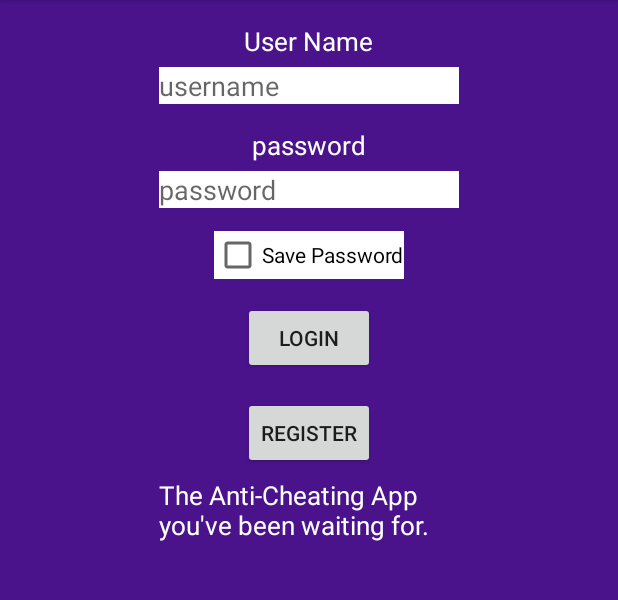
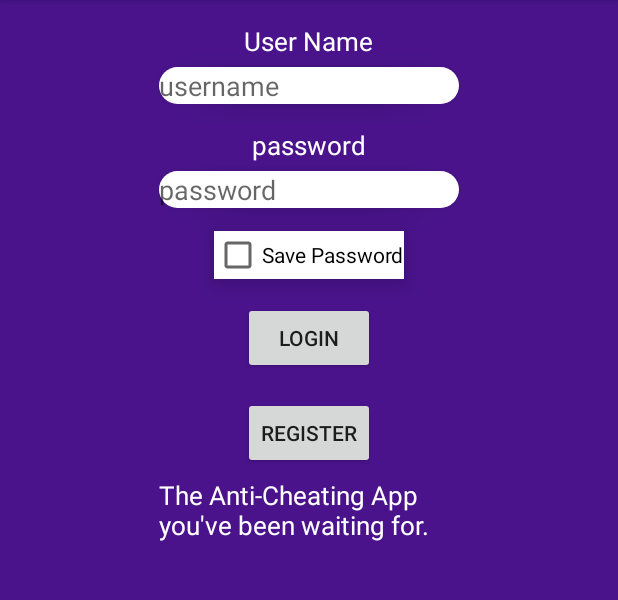
Before and after one commit to Waynekellman/JavaDon-tLie, an Android app: the screen it shows after launch (LoginActivity), on a phone screen of 412 x 824 dp, the part 84-684 px from its top. Run offline under Robolectric (Android 15) with nearby library versions, the phone set to English and light mode, and no system bars; our stand-ins replace Room's generated code.

Commit message:
even more design

```diff
--- /dev/null
+++ b/app/src/main/res/drawable/rounded_edittext.xml
@@ -0,0 +1,11 @@
+<?xml version="1.0" encoding="utf-8"?>
+<!--  res/drawable/rounded_edittext.xml -->
+<shape xmlns:android="http://schemas.android.com/apk/res/android"
+    android:shape="rectangle" android:padding="10dp">
+    <solid android:color="#FFFFFF"/>
+    <corners
+        android:bottomRightRadius="15dp"
+        android:bottomLeftRadius="15dp"
+        android:topLeftRadius="15dp"
+        android:topRightRadius="15dp"/>
+</shape>
--- a/app/src/main/res/layout-land/activity_login.xml
+++ b/app/src/main/res/layout-land/activity_login.xml
@@ -26,7 +26,8 @@
         android:layout_height="wrap_content"
         android:layout_gravity="center_horizontal"
         android:layout_marginBottom="15dp"
-        android:background="#fff"
+        android:background="@drawable/rounded_edittext"
+        android:elevation="10dp"
         android:hint="username" />
 
     <TextView
@@ -45,7 +46,8 @@
         android:layout_height="wrap_content"
         android:layout_gravity="center_horizontal"
         android:layout_marginBottom="15dp"
-        android:background="#fff"
+        android:background="@drawable/rounded_edittext"
+        android:elevation="10dp"
         android:hint="password"
         android:inputType="textPassword" />
 
@@ -56,6 +58,7 @@
         android:layout_gravity="center_horizontal"
         android:layout_marginBottom="15dp"
         android:background="#fff"
+        android:elevation="10dp"
         android:text="Save Password" />
 
     <RelativeLayout
@@ -70,6 +73,7 @@
             android:layout_alignParentTop="true"
             android:layout_gravity="center_horizontal"
             android:layout_toStartOf="@+id/gotoRegister"
+            android:elevation="10dp"
             android:text="login" />
 
         <Button
@@ -80,6 +84,7 @@
             android:layout_alignParentTop="true"
             android:layout_gravity="center"
             android:layout_marginEnd="201dp"
+            android:elevation="10dp"
             android:text="Register" />
     </RelativeLayout>
 
--- a/app/src/main/res/layout-land/activity_money.xml
+++ b/app/src/main/res/layout-land/activity_money.xml
@@ -6,7 +6,8 @@
     android:id="@+id/money_layout"
     android:background="#7c42bd"
     android:descendantFocusability="beforeDescendants"
-    android:focusableInTouchMode="true" >
+    android:focusableInTouchMode="true"
+    android:clipToPadding="false">
 
     <LinearLayout
         android:layout_width="wrap_content"
@@ -34,6 +35,7 @@
         android:layout_width="wrap_content"
         android:layout_height="wrap_content"
         android:layout_gravity="center"
+        android:elevation="10dp"
         android:text="Add" />
 
     <Button
@@ -41,6 +43,7 @@
         android:layout_width="wrap_content"
         android:layout_height="wrap_content"
         android:layout_gravity="center"
+        android:elevation="10dp"
         android:text="subtract" />
 
     <EditText
--- a/app/src/main/res/layout/activity_login.xml
+++ b/app/src/main/res/layout/activity_login.xml
@@ -23,8 +23,9 @@
         android:layout_width="200dp"
         android:layout_height="wrap_content"
         android:layout_gravity="center_horizontal"
-        android:background="#fff"
+        android:background="@drawable/rounded_edittext"
         android:hint="username"
+        android:elevation="10dp"
         android:layout_marginBottom="15dp"/>
     <TextView
         android:id="@+id/password_textview_login"
@@ -40,9 +41,10 @@
         android:layout_width="200dp"
         android:layout_height="wrap_content"
         android:layout_gravity="center_horizontal"
-        android:background="#fff"
+        android:background="@drawable/rounded_edittext"
         android:inputType="textPassword"
         android:hint="password"
+        android:elevation="10dp"
         android:layout_marginBottom="15dp"/>
     <CheckBox
         android:id="@+id/save_password"
@@ -51,6 +53,7 @@
         android:layout_gravity="center_horizontal"
         android:background="#fff"
         android:text="Save Password"
+        android:elevation="10dp"
         android:layout_marginBottom="15dp" />
     <Button
         android:id="@+id/login_button"
@@ -58,6 +61,7 @@
         android:layout_height="wrap_content"
         android:layout_gravity="center_horizontal"
         android:text="login"
+        android:elevation="10dp"
         android:layout_marginBottom="15dp"/>
     <Button
         android:id="@+id/gotoRegister"
@@ -65,6 +69,7 @@
         android:layout_height="wrap_content"
         android:layout_gravity="center_horizontal"
         android:text="Register"
+        android:elevation="10dp"
         android:layout_marginBottom="5dp"
         />
     <TextView
--- a/app/src/main/res/layout/activity_money.xml
+++ b/app/src/main/res/layout/activity_money.xml
@@ -6,7 +6,8 @@
     android:id="@+id/money_layout"
     android:background="#7c42bd"
     android:descendantFocusability="beforeDescendants"
-    android:focusableInTouchMode="true">
+    android:focusableInTouchMode="true"
+    android:clipToPadding="false">
 
     <EditText
         android:id="@+id/input_amount"
@@ -28,6 +29,7 @@
         android:layout_width="wrap_content"
         android:layout_height="wrap_content"
         android:layout_gravity="center"
+        android:elevation="10dp"
         android:text="Add" />
 
     <FrameLayout
@@ -66,6 +68,7 @@
         android:layout_width="wrap_content"
         android:layout_height="wrap_content"
         android:layout_gravity="center"
+        android:elevation="10dp"
         android:text="subtract" />
 
     <EditText
--- a/app/src/main/res/layout/itemview.xml
+++ b/app/src/main/res/layout/itemview.xml
@@ -25,12 +25,15 @@
                 android:textSize="30sp"
                 android:text="@string/app_name"
                 android:textColor="#fff"
+                android:layout_gravity="center"
                 android:textStyle="bold"/>
             <Button
                 android:id="@+id/delete_game"
                 android:layout_width="wrap_content"
                 android:layout_height="wrap_content"
                 android:layout_weight="1"
+                android:layout_gravity="center"
+                android:elevation="10dp"
                 android:text="Delete"/>
         </LinearLayout>
     </android.support.v7.widget.CardView>
--- a/app/src/main/res/values/strings.xml
+++ b/app/src/main/res/values/strings.xml
@@ -4,5 +4,5 @@
     <!-- TODO: Remove or change this placeholder text -->
     <string name="hello_blank_fragment">Hello blank fragment</string>
     <string name="about_text">Create a new entry for a game or select an older game. The system will keep track of your money/lifepoints/score etc.</string>
-    <string name="about_text_money">You can add or subtract from the displayed value and the log button will display all previous transactions</string>
+    <string name="about_text_money">You can add or subtract from the displayed value and the log button will display all previous transactions with a timestamp</string>
 </resources>
```
Also changed, not shown: app/src/main/res/layout/activity_start.xml (+21 -13 lines).
